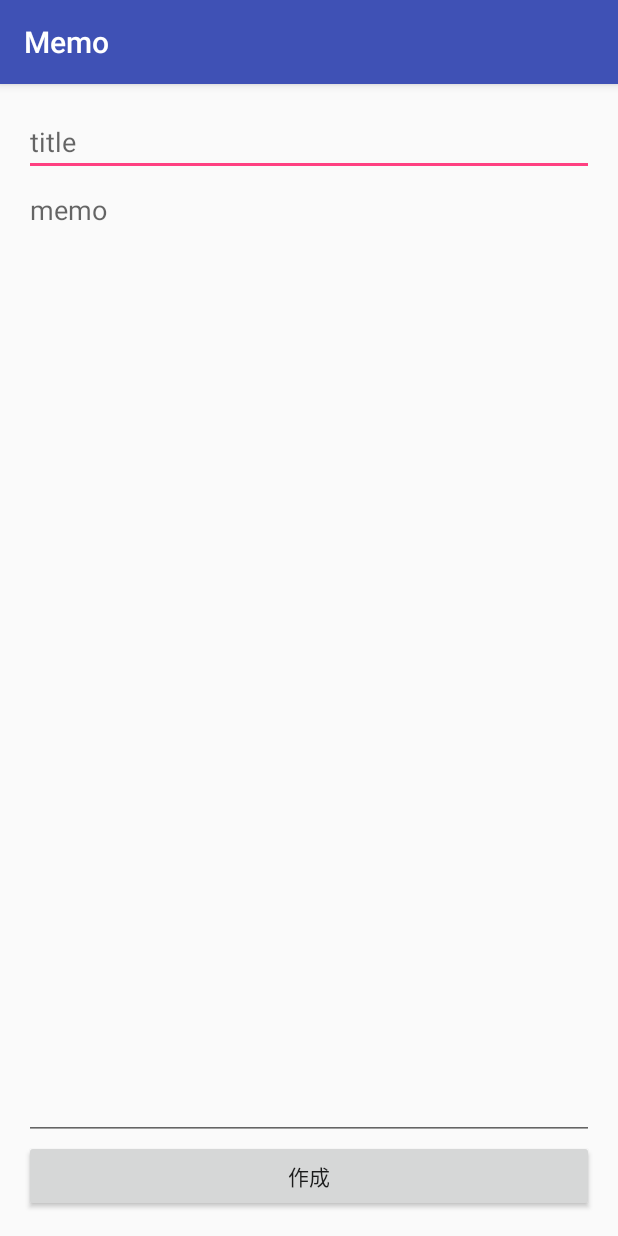
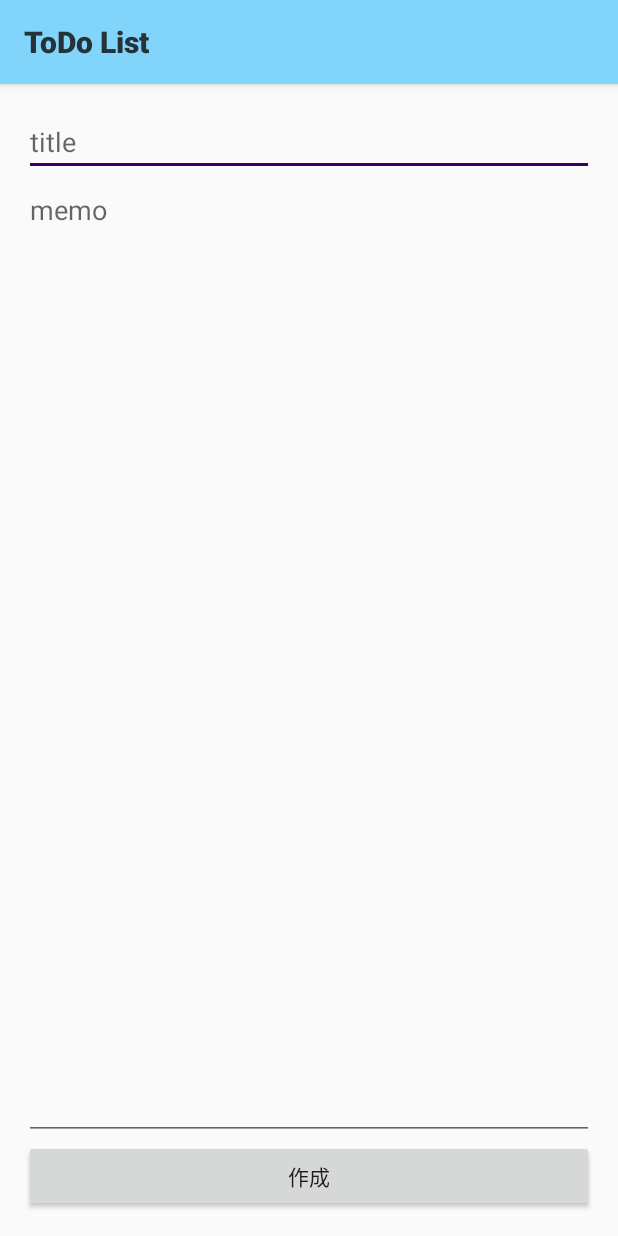
Before and after one commit to hk38/ToDoApp, an Android app: the CreateActivity screen opened directly, with no data from a screen before it, on a phone screen of 412 x 824 dp. Run offline under Robolectric (Android 15) with nearby library versions, the phone set to English and light mode, and no system bars; libraries missing offline, so code that uses them is left out: io.realm; 1 statement that could not run was skipped.

Commit message:
色の変更

```diff
--- a/app/src/main/res/values/colors.xml
+++ b/app/src/main/res/values/colors.xml
@@ -1,6 +1,7 @@
 <?xml version="1.0" encoding="utf-8"?>
 <resources>
-    <color name="colorPrimary">#3F51B5</color>
-    <color name="colorPrimaryDark">#303F9F</color>
-    <color name="colorAccent">#FF4081</color>
+    <color name="colorPrimary">#81d4fa</color>
+    <color name="colorPrimaryDark">#4ba3c7</color>
+    <color name="colorAccent">#38006b</color>
+    <color name="colorTitle">#263238</color>
 </resources>
--- a/app/src/main/res/values/strings.xml
+++ b/app/src/main/res/values/strings.xml
@@ -1,3 +1,3 @@
 <resources>
-    <string name="app_name">Memo</string>
+    <string name="app_name">ToDo List</string>
 </resources>
--- a/app/src/main/res/values/styles.xml
+++ b/app/src/main/res/values/styles.xml
@@ -6,6 +6,18 @@
         <item name="colorPrimary">@color/colorPrimary</item>
         <item name="colorPrimaryDark">@color/colorPrimaryDark</item>
         <item name="colorAccent">@color/colorAccent</item>
+
+        <item name="android:actionBarStyle">@style/CustomActionBar</item>
+        <item name="actionBarStyle">@style/CustomActionBar</item>
+    </style>
+
+    <style name="CustomActionBar" parent="@style/Widget.AppCompat.Light.ActionBar.Solid.Inverse">
+        <item name="titleTextStyle">@style/titleTextStyle</item>
+    </style>
+
+    <style name="titleTextStyle" parent="TextAppearance.AppCompat.Widget.ActionBar.Title">
+        <item name="android:textColor">@color/colorTitle</item>
+        <item name="android:textStyle">bold</item>
     </style>
 
 </resources>
```
